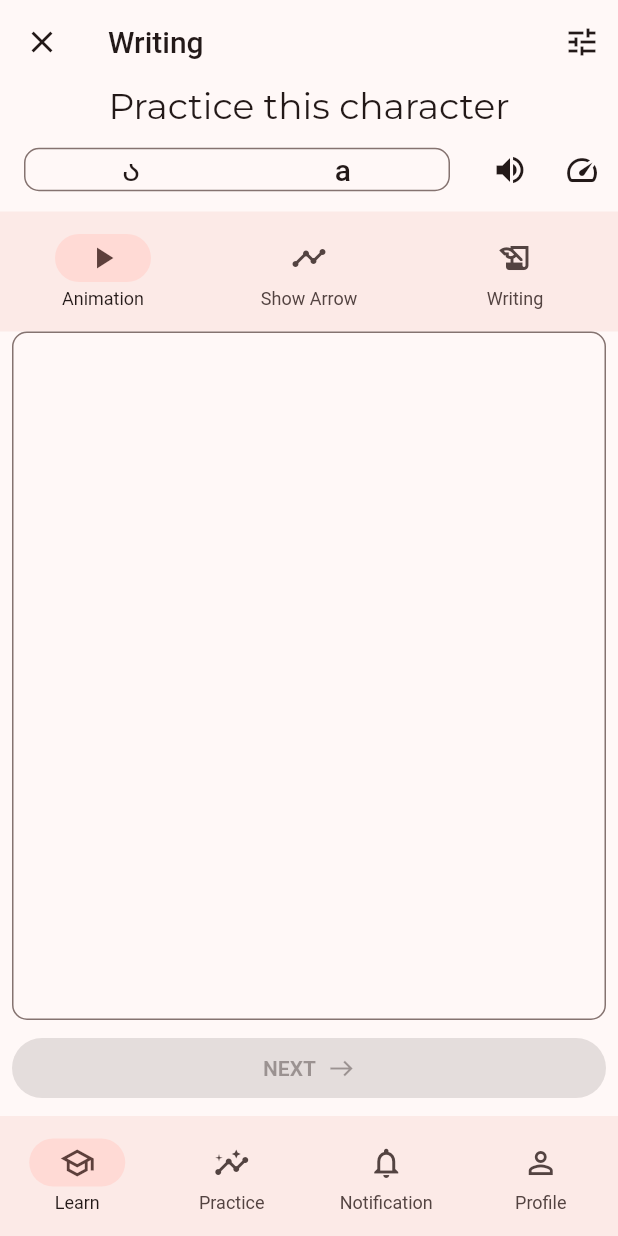
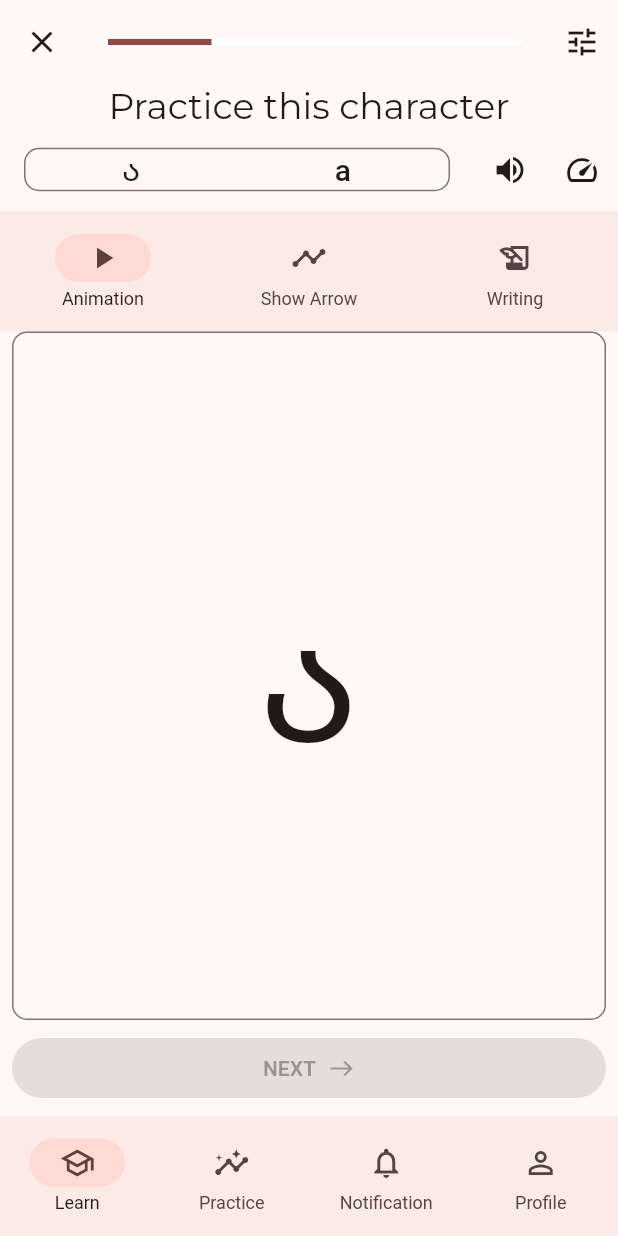
Before and after one commit to lukki15/learn-georgian, a Flutter app: the WritingScreen screen opened by its route, on a phone screen of 412 x 824 dp. Run offline on Flutter 3.47's test engine with Material 2 defaults, Android fonts, the light colour scheme and no system bars; drawn by our look-alikes of dynamic_color; our stand-ins replace go_router, google_fonts, material_color_utilities, universal_platform; missing offline and left inert: adaptive_components, desktop_window.

Commit message:
add writing process bar and big character

```diff
--- a/lib/src/features/writing/view/writing_screen.dart
+++ b/lib/src/features/writing/view/writing_screen.dart
@@ -18,7 +18,10 @@ class WritingScreen extends StatelessWidget {
             tooltip: 'Show Settings',
             onPressed: () {},
           ),
-          title: const Text("Writing"),
+          title: LinearProgressIndicator(
+            backgroundColor: Theme.of(context).colorScheme.onPrimary,
+            value: 0.25,
+          ),
           actions: [
             IconButton(
               icon: const Icon(Icons.tune),
@@ -80,12 +83,18 @@ class WritingScreen extends StatelessWidget {
               child: Padding(
                 padding: const EdgeInsets.symmetric(horizontal: 8.0),
                 child: Container(
+                  width: double.infinity,
                   decoration: BoxDecoration(
                       border: Border.all(
                         color: Theme.of(context).colorScheme.outline,
                       ),
                       borderRadius:
                           const BorderRadius.all(Radius.circular(10))),
+                  child: Center(
+                      child: Text(
+                    'ა',
+                    style: context.displayLarge,
+                  )),
                 ),
               ),
             ),
```
